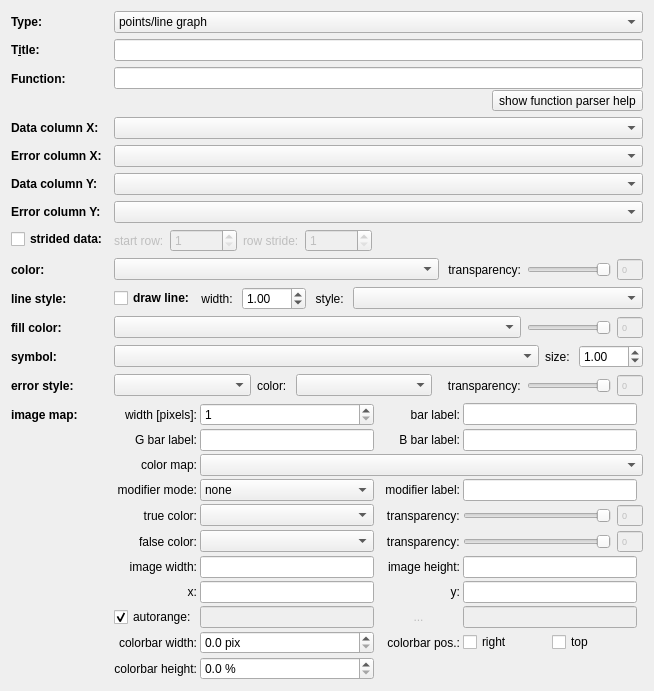
The window that plugins/table/qftablegraphsettings.ui (jkriege2/QuickFit3) describes before a commit, drawn with Qt 5.
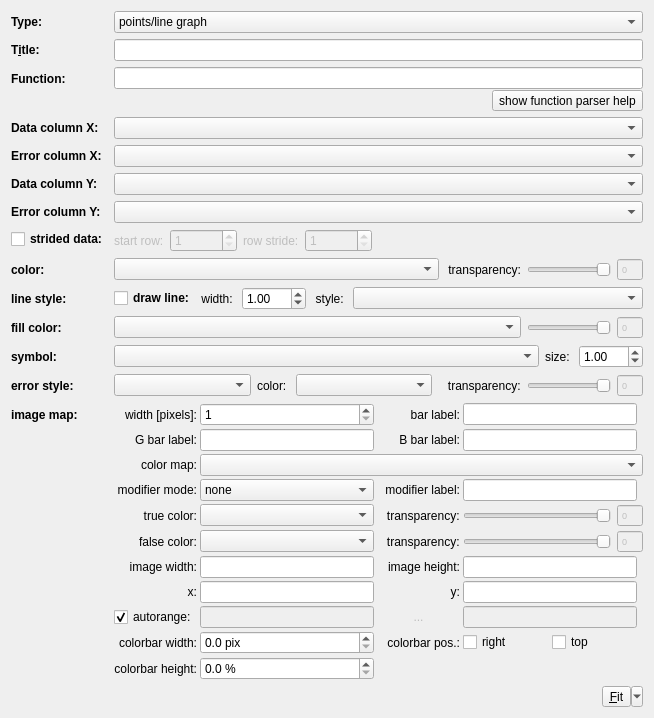
The same window after the commit. Icons and pictures are not drawn. Custom widgets are drawn as their Qt base class.

```diff
--- a/plugins/table/qftablegraphsettings.ui
+++ b/plugins/table/qftablegraphsettings.ui
@@ -14,6 +14,9 @@
    <string>Form</string>
   </property>
   <layout class="QFormLayout" name="formLayout">
+   <property name="fieldGrowthPolicy">
+    <enum>QFormLayout::AllNonFixedFieldsGrow</enum>
+   </property>
    <item row="0" column="0">
     <widget class="QLabel" name="labType">
      <property name="font">
@@ -1535,6 +1538,36 @@
      </layout>
     </widget>
    </item>
+   <item row="15" column="1">
+    <layout class="QHBoxLayout" name="horizontalLayout">
+     <item>
+      <spacer name="horizontalSpacer">
+       <property name="orientation">
+        <enum>Qt::Horizontal</enum>
+       </property>
+       <property name="sizeHint" stdset="0">
+        <size>
+         <width>40</width>
+         <height>20</height>
+        </size>
+       </property>
+      </spacer>
+     </item>
+     <item>
+      <widget class="QToolButton" name="btnFit">
+       <property name="text">
+        <string>&amp;Fit</string>
+       </property>
+       <property name="popupMode">
+        <enum>QToolButton::MenuButtonPopup</enum>
+       </property>
+       <property name="arrowType">
+        <enum>Qt::NoArrow</enum>
+       </property>
+      </widget>
+     </item>
+    </layout>
+   </item>
   </layout>
  </widget>
  <customwidgets>
```
